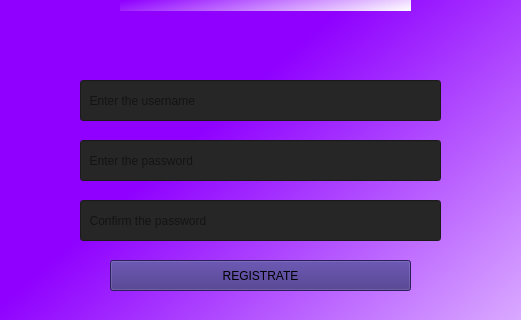
mariamzhamakochyan/Lab-projects, file ui_design/register.ui: the form before one commit; both pictures show x 90 to 611 and y 120 to 440 of the 700 by 600 pixel window.
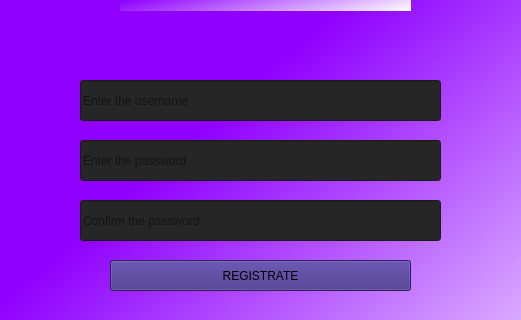
The form after the commit.

The edit to the form file:
```diff
--- a/ui_design/register.ui
+++ b/ui_design/register.ui
@@ -48,7 +48,7 @@
     <string/>
    </property>
    <property name="placeholderText">
-    <string>  Enter the username</string>
+    <string>Enter the username</string>
    </property>
   </widget>
   <widget class="QLineEdit" name="password">
@@ -70,7 +70,7 @@
     <enum>QLineEdit::Password</enum>
    </property>
    <property name="placeholderText">
-    <string>  Enter the password</string>
+    <string>Enter the password</string>
    </property>
   </widget>
   <widget class="QLineEdit" name="confirmpassword">
@@ -92,7 +92,7 @@
     <enum>QLineEdit::Password</enum>
    </property>
    <property name="placeholderText">
-    <string>  Confirm the password</string>
+    <string>Confirm the password</string>
    </property>
   </widget>
   <widget class="QPushButton" name="pushButton_cancel">
```
